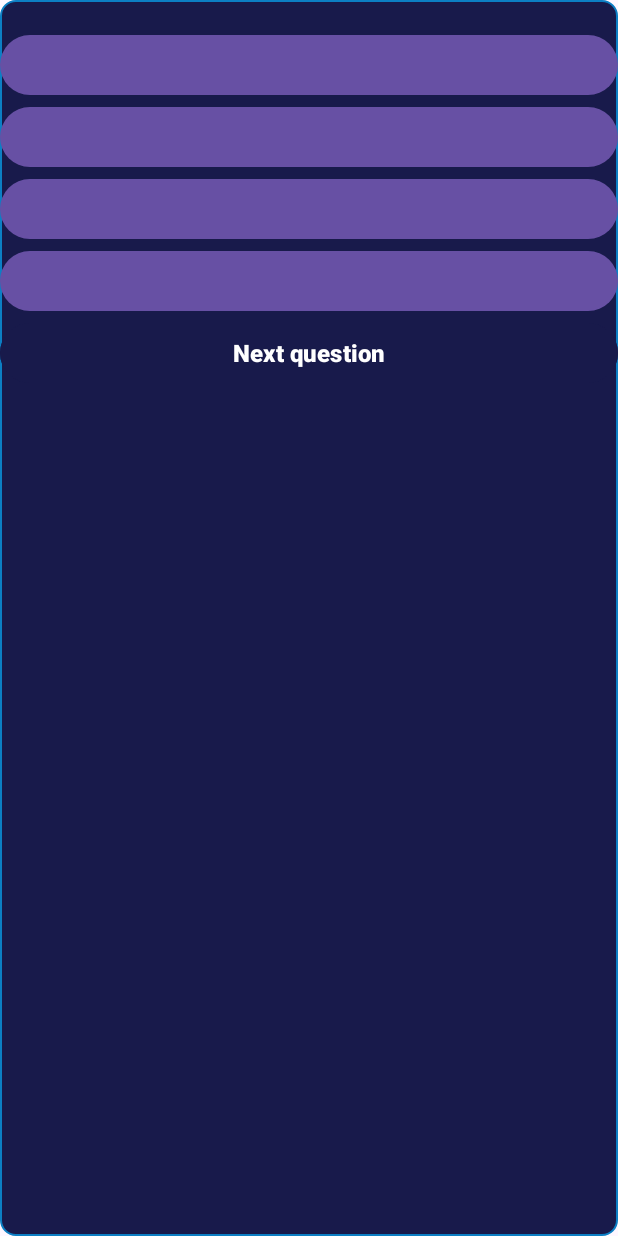
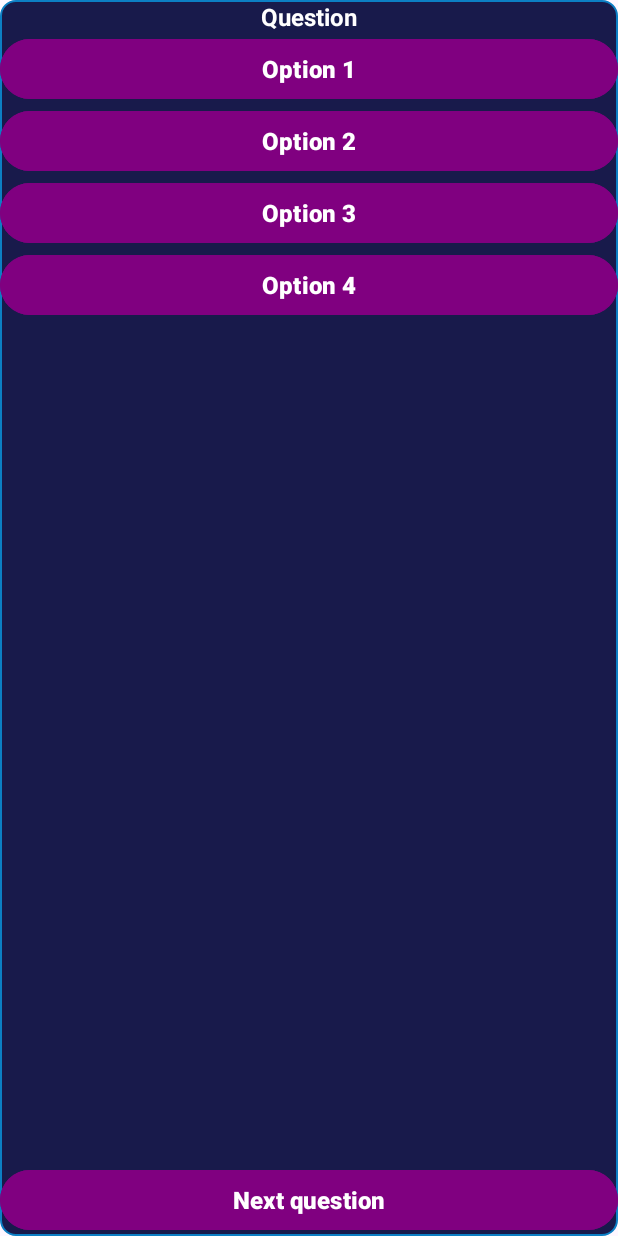
Before and after one commit to MarcoSettembre/QuizBit, an Android app: the QuestionActivity screen opened directly, with no data from a screen before it, on a phone screen of 412 x 824 dp. Run offline under Robolectric (Android 15) with nearby library versions, the phone set to English and light mode, and no system bars; 7 statements that could not run were skipped.

Commit message:
Fixed bug

```diff
--- a/app/src/main/java/it/p00334000265/quizbit/QuizBit.kt
+++ b/app/src/main/java/it/p00334000265/quizbit/QuizBit.kt
@@ -2,7 +2,7 @@ package it.p00334000265.quizbit
 import android.app.Application
 class QuizBit: Application(){
     companion object{
-        var questionList = mutableListOf<Any>()
+        var questionList = mutableListOf<String>()
         var coins: Int = 0
         var name: String = ""
     }
--- a/app/src/main/res/layout/activity_question.xml
+++ b/app/src/main/res/layout/activity_question.xml
@@ -1,5 +1,6 @@
 <?xml version="1.0" encoding="utf-8"?>
 <androidx.constraintlayout.widget.ConstraintLayout xmlns:android="http://schemas.android.com/apk/res/android"
+    xmlns:app="http://schemas.android.com/apk/res-auto"
     android:id="@+id/question"
     android:layout_width="match_parent"
     android:layout_height="match_parent"
@@ -7,33 +8,65 @@
 <LinearLayout
     android:layout_width="match_parent"
     android:layout_height="wrap_content"
+    app:layout_constraintTop_toTopOf="parent"
+    app:layout_constraintStart_toStartOf="parent"
+    app:layout_constraintEnd_toEndOf="parent"
     android:orientation="vertical">
     <TextView
         android:layout_width="match_parent"
         android:layout_height="wrap_content"
         android:gravity="center"
+        android:text="Question"
+        android:textColor="@color/white"
+        android:textSize="16sp"
+        android:textStyle="bold"
         android:id="@+id/question_text">
     </TextView>
     <Button
         android:layout_width="match_parent"
         android:layout_height="wrap_content"
+        android:textColor="@color/white"
+        android:text="Option 1"
+        android:textSize="16sp"
+        android:textStyle="bold"
         android:gravity="center"
+        android:backgroundTint="@color/purple"
         android:id="@+id/option1"/>
     <Button
         android:layout_width="match_parent"
         android:layout_height="wrap_content"
+        android:text="Option 2"
+        android:textColor="@color/white"
+        android:textSize="16sp"
+        android:textStyle="bold"
         android:gravity="center"
+        android:backgroundTint="@color/purple"
         android:id="@+id/option2"/>
     <Button
         android:layout_width="match_parent"
         android:layout_height="wrap_content"
+        android:text="Option 3"
+        android:textColor="@color/white"
+        android:textSize="16sp"
+        android:textStyle="bold"
         android:gravity="center"
+        android:backgroundTint="@color/purple"
         android:id="@+id/option3"/>
     <Button
         android:layout_width="match_parent"
         android:layout_height="wrap_content"
+        android:text="Option 4"
+        android:textColor="@color/white"
+        android:textSize="16sp"
+        android:textStyle="bold"
         android:gravity="center"
+        android:backgroundTint="@color/purple"
         android:id="@+id/option4"/>
+</LinearLayout>
+    <LinearLayout
+        android:layout_width="match_parent"
+        android:layout_height="match_parent"
+        android:gravity="bottom">
         <Button
             android:layout_width="match_parent"
             android:layout_height="wrap_content"
@@ -43,6 +76,6 @@
             android:textSize="16sp"
             android:textStyle="bold"
             android:gravity="center"
-        android:backgroundTint="@color/navy_blue"/>
+            android:backgroundTint="@color/purple"/>
     </LinearLayout>
 </androidx.constraintlayout.widget.ConstraintLayout>
--- a/app/src/main/res/values/colors.xml
+++ b/app/src/main/res/values/colors.xml
@@ -6,4 +6,5 @@
     <color name="lime">#54cf17</color>
     <color name="blue">#0c7fc4</color>
     <color name="navy_blue">#181a4b</color>
+    <color name="purple">#800080</color>
 </resources>
```
Also changed, not shown: app/src/main/java/it/p00334000265/quizbit/MainActivity.kt (+17 -9 lines), app/src/main/java/it/p00334000265/quizbit/QuestionActivity.kt (+19 -22 lines). Lines whose indentation alone changed are shown as unchanged.
